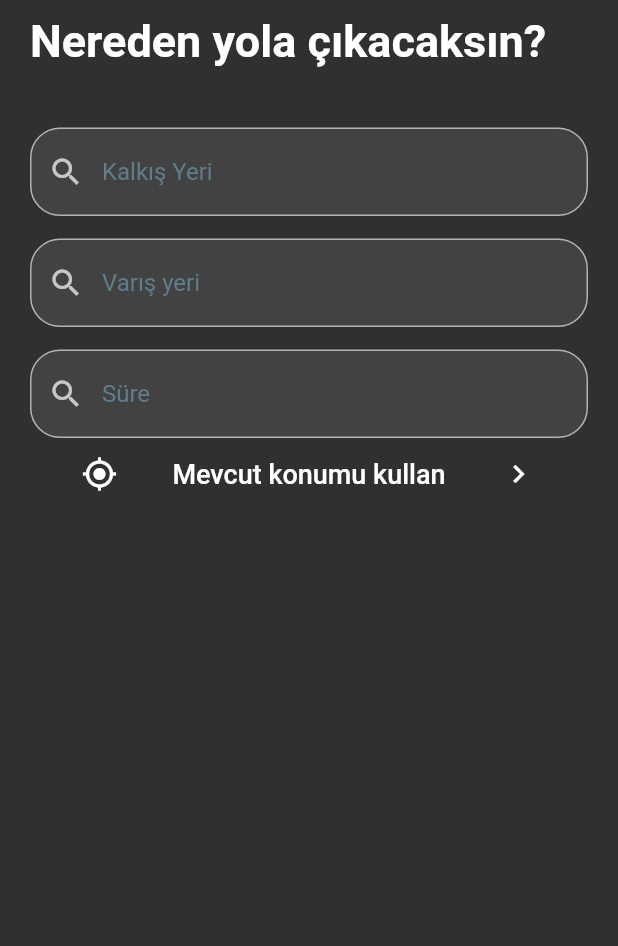
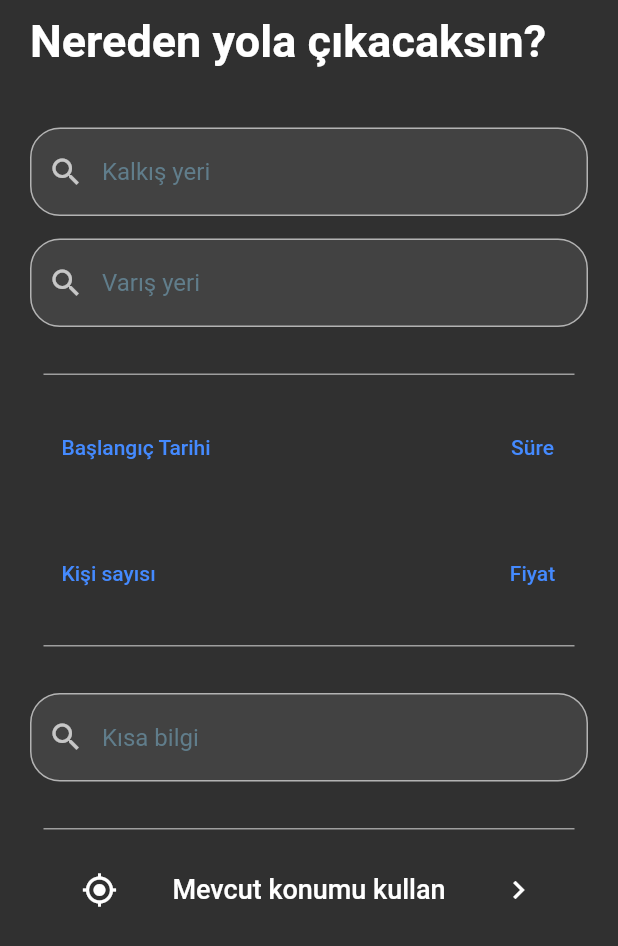
Before and after one commit to ealpago/Benideal, a Flutter app: the PublishPage screen opened directly, on a phone screen of 412 x 824 dp. Shown: the top 946 px of the screen. Run offline on Flutter 3.47's test engine with Material 2 defaults, Android fonts, the phone set to English and light mode, and no system bars.

Commit message:
Initial commit

```diff
--- /dev/null
+++ b/lib/app_pages/appMainPage.dart
@@ -0,0 +1,62 @@
+import 'package:benideal/app_pages/profilePage.dart';
+import 'package:benideal/app_pages/publishPage.dart';
+import 'package:benideal/app_pages/searchPage.dart';
+import 'package:flutter/material.dart';
+
+class AppMainPage extends StatefulWidget {
+  static const String id = 'app_main';
+  @override
+  _AppMainPageState createState() => _AppMainPageState();
+}
+
+class _AppMainPageState extends State<AppMainPage> {
+  int _currentIndex = 0;
+
+  void onTappedBar(int index){
+    setState(() {
+      _currentIndex = index;
+    });
+  }
+
+  final List<Widget> _children = [
+    SearchPage(),
+    PublishPage(),
+    ProfilePage()
+  ];
+
+  @override
+  Widget build(BuildContext context) {
+    return MaterialApp(
+      darkTheme: ThemeData(
+        brightness: Brightness.dark,
+      ),
+      themeMode: ThemeMode.dark,
+      debugShowCheckedModeBanner: false,
+      home: Scaffold(
+        body: _children[_currentIndex],
+        bottomNavigationBar: BottomNavigationBar(
+          selectedFontSize: 9.0,
+          unselectedFontSize: 9.0,
+          type: BottomNavigationBarType.fixed,
+          currentIndex: _currentIndex,
+          selectedItemColor: Colors.blueAccent,
+          items: [
+            BottomNavigationBarItem(
+              icon: Icon(Icons.search),
+              label: 'Ara',
+            ),
+            BottomNavigationBarItem(
+              icon: new Icon(Icons.add_circle_outline,),
+              label: 'Yayınla',
+            ),
+            BottomNavigationBarItem(
+              icon: Icon(Icons.person_outline,),
+              label: 'Profil',
+            ),
+          ],
+          onTap: onTappedBar,
+        ),
+      ),
+    );
+  }
+}
--- /dev/null
+++ b/lib/app_pages/publishPage.dart
@@ -0,0 +1,162 @@
+import 'package:benideal/utilities/kConstant.dart';
+import 'package:flutter/material.dart';
+import 'package:benideal/utilities/textFieldClass.dart';
+
+class PublishPage extends StatefulWidget {
+  @override
+  _PublishPageState createState() => _PublishPageState();
+}
+
+class _PublishPageState extends State<PublishPage> {
+
+  TextEditingController _startingPoint = TextEditingController();
+
+  @override
+  Widget build(BuildContext context) {
+    return Scaffold(
+      body: SafeArea(
+        child: Padding(
+          padding: EdgeInsets.symmetric(horizontal: 20.0, vertical: 10.0),
+          child: Column(
+            children: [
+              Row(
+                children: [
+                  Expanded(
+                    child: Text('Nereden yola çıkacaksın?',
+                      style: TextStyle(
+                        color: Colors.white,
+                        fontSize: 30.0,
+                        fontWeight: FontWeight.bold,
+                      ) ,),
+                  ),
+                ],
+              ),
+              SizedBox(height: 40.0),
+
+              TextFieldWidget(hintText: 'Kalkış yeri', startingPoint: _startingPoint, icon: Icon(Icons.search)),
+              SizedBox(height: 15.0),
+              TextFieldWidget(hintText: 'Varış yeri', startingPoint: _startingPoint, icon: Icon(Icons.search)),
+              SizedBox(height: 15.0,),
+              SpaceContainer(),
+              Padding(
+                padding: EdgeInsets.only(top: 8.0, bottom: 8.0),
+                child: Row(
+                  children: [
+                    Padding(
+                      padding: EdgeInsets.only(left: 5.0),
+                      child: ElevatedButton(onPressed: (){
+                        print('tapped');
+                      },
+                        child: Text('Başlangıç Tarihi',
+                          style: TextStyle(
+                            color: Colors.blueAccent,
+                          ),
+                        ),
+                        style: ButtonStyle(
+                          elevation: MaterialStateProperty.all(0.0),
+                          backgroundColor: MaterialStateProperty.all<Color>(Colors.transparent),
+                        ),
+                      ),
+                    ),
+                    Spacer(),
+                    Padding(
+                      padding: EdgeInsets.only(right: 5.0),
+                      child: ElevatedButton(onPressed: (){
+                        print('tapped');
+                      },
+                        child: Text('Süre',
+                          style: TextStyle(
+                            color: Colors.blueAccent,
+                          ),
+                        ),
+                        style: ButtonStyle(
+                          elevation: MaterialStateProperty.all(0.0),
+                          backgroundColor: MaterialStateProperty.all<Color>(Colors.transparent),
+                        ),
+                      ),
+                    ),
+                  ],
+                ),
+              ),
+              SizedBox(height: 20.0,),
+              Padding(
+                padding: EdgeInsets.only(top: 8.0, bottom: 8.0),
+                child: Row(
+                  children: [
+                    Padding(
+                      padding: EdgeInsets.only(left: 5.0),
+                      child: ElevatedButton(onPressed: (){
+                        print('tapped');
+                      },
+                        child: Text('Kişi sayısı',
+                          style: TextStyle(
+                            color: Colors.blueAccent,
+                          ),
+                        ),
+                        style: ButtonStyle(
+                          elevation: MaterialStateProperty.all(0.0),
+                          backgroundColor: MaterialStateProperty.all<Color>(Colors.transparent),
+                        ),
+                      ),
+                    ),
+                    Spacer(),
+                    Padding(
+                      padding: EdgeInsets.only(right: 5.0),
+                      child: ElevatedButton(onPressed: (){
+                        print('tapped');
+                      },
+                        child: Text('Fiyat',
+                          style: TextStyle(
+                            color: Colors.blueAccent,
+                          ),
+                        ),
+                        style: ButtonStyle(
+                          elevation: MaterialStateProperty.all(0.0),
+                          backgroundColor: MaterialStateProperty.all<Color>(Colors.transparent),
+                        ),
+                      ),
+                    ),
+                  ],
+                ),
+              ),
+              SpaceContainer(),
+              SizedBox(height: 15.0,),
+              TextFieldWidget(hintText: 'Kısa bilgi', startingPoint: _startingPoint, icon: Icon(Icons.search)),
+              SizedBox(height: 15.0,),
+              SpaceContainer(),
+
+              SizedBox(
+                width: double.infinity,
+                child:
+                    ElevatedButton(
+                    style: ButtonStyle(
+                      elevation: MaterialStateProperty.all(0.0),
+                      backgroundColor: MaterialStateProperty.all(Colors.transparent),
+                    ),
+                    onPressed: (){
+
+                    },child: Row(
+                      mainAxisAlignment: MainAxisAlignment.spaceAround,
+                      children: [
+                        Icon(
+                          Icons.my_location_outlined
+                        ),
+                        Text('Mevcut konumu kullan',
+                          style: TextStyle(
+                              fontSize: 18.0
+                          ),
+                        ),
+                        Icon(
+                            Icons.keyboard_arrow_right
+                        ),
+                      ],
+                    ),
+                  ),
+              ),
+            ],
+          ),
+        ),
+      )
+    );
+  }
+}
--- a/lib/button_pages/changeProfile.dart
+++ b/lib/button_pages/changeProfile.dart
@@ -23,7 +23,7 @@ class _ChangeProfileState extends State<ChangeProfile> {
                SpaceContainer(),
                TextButton(
                  onPressed: (){
-                 }, child: Text('Profili düzenle'),),
+                 }, child: Text('Profil resmini değiştir'),),
                SpaceContainer(),
                SizedBox(height: 30.0),
                SpaceContainer(),
--- a/lib/pages/publishPage.dart
+++ /dev/null
@@ -1,75 +0,0 @@
-import 'package:flutter/material.dart';
-import 'package:benideal/utilities/textFieldClass.dart';
-
-class PublishPage extends StatefulWidget {
-  @override
-  _PublishPageState createState() => _PublishPageState();
-}
-
-class _PublishPageState extends State<PublishPage> {
-
-  TextEditingController _startingPoint = TextEditingController();
-
-  @override
-  Widget build(BuildContext context) {
-    return Scaffold(
-      body: SafeArea(
-        child: Padding(
-          padding: EdgeInsets.symmetric(horizontal: 20.0, vertical: 10.0),
-          child: Column(
-            children: [
-              Row(
-                children: [
-                  Expanded(
-                    child: Text('Nereden yola çıkacaksın?',
-                      style: TextStyle(
-                        color: Colors.white,
-                        fontSize: 30.0,
-                        fontWeight: FontWeight.bold,
-                      ) ,),
-                  ),
-                ],
-              ),
-              SizedBox(height: 40.0),
-              TextFieldWidget(hintText: 'Kalkış Yeri', startingPoint: _startingPoint, icon: Icon(Icons.search)),
-              SizedBox(height: 15.0),
-              TextFieldWidget(hintText: 'Varış yeri', startingPoint: _startingPoint, icon: Icon(Icons.search)),
-              SizedBox(height: 15.0),
-              TextFieldWidget(hintText: 'Süre', startingPoint: _startingPoint, icon: Icon(Icons.search)),
-
-
-              SizedBox(
-                width: double.infinity,
-                child:
-                    ElevatedButton(
-                    style: ButtonStyle(
-                      elevation: MaterialStateProperty.all(0.0),
-                      backgroundColor: MaterialStateProperty.all(Colors.transparent),
-                    ),
-                    onPressed: (){
-
-                    },child: Row(
-                      mainAxisAlignment: MainAxisAlignment.spaceAround,
-                      children: [
-                        Icon(
-                          Icons.my_location_outlined
-                        ),
-                        Text('Mevcut konumu kullan',
-                          style: TextStyle(
-                              fontSize: 18.0
-                          ),
-                        ),
-                        Icon(
-                            Icons.keyboard_arrow_right
-                        ),
-                      ],
-                    ),
-                  ),
-              ),
-            ],
-          ),
-        ),
-      )
-    );
-  }
-}
```
Also changed, not shown: lib/app_pages/profilePage.dart (renamed from lib/pages/profilePage.dart, +17 -1 lines), lib/main.dart (+8 -51 lines), lib/open_pages/firstPage.dart (added, +71 -0 lines), lib/open_pages/loginPage.dart (added, +47 -0 lines), lib/open_pages/signPage.dart (added, +19 -0 lines), assets/benidealLogo.png (added), lib/app_pages/searchPage.dart (line endings or trailing spaces), 1 other file.
